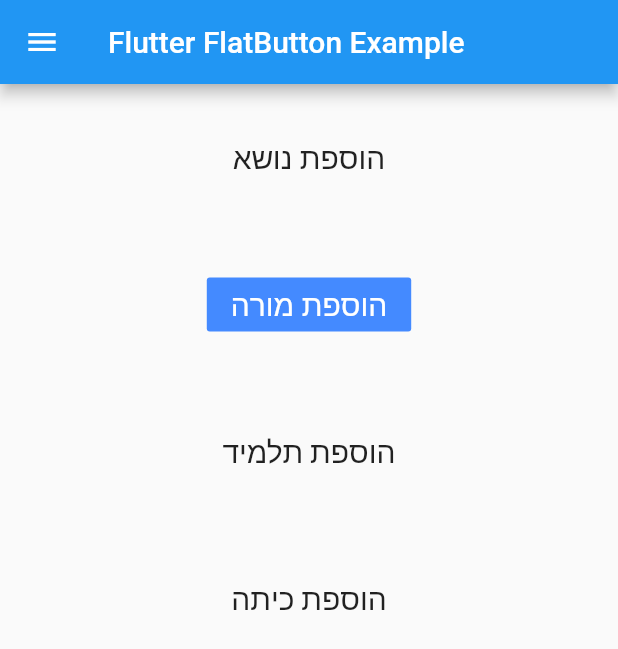
After one commit to salemgu1/HSTT-HighSchoolTimeTabling, a Flutter app: the AfterLogin screen opened directly, on a phone screen of 412 x 824 dp. The commit adds this screen. Shown: the top 649 px of the screen. Run offline on Flutter 3.47's test engine with Material 2 defaults, Android fonts, the phone set to English and light mode, and no system bars; our stand-ins replace parse_server_sdk_flutter; missing offline and left inert: connectivity_plus_web, package_info_plus_web, shared_preferences_web.

Commit message:
After login page for the admin
add After login page for the admin with buttons for add users, subjects...

```diff
--- /dev/null
+++ b/lib/AdminPages/AfterLogin.dart
@@ -0,0 +1,175 @@
+import 'package:flutter/material.dart';
+import 'package:timetabler/registration/Login.dart';
+import 'package:parse_server_sdk_flutter/parse_server_sdk.dart';
+
+class AfterLogin extends StatelessWidget {
+
+  ParseUser? currentUser;
+  @override
+  Widget build(BuildContext context) {
+    void doUserLogout() async {
+      var response = await currentUser!.logout();
+      if (response.success) {
+        print("ASDASDASDas");
+        Message.showSuccess(
+            context: context,
+            message: 'User was successfully logout!',
+            onPressed: () {
+              Navigator.pushAndRemoveUntil(
+                context,
+                MaterialPageRoute(builder: (context) => Login()),
+                    (Route<dynamic> route) => false,
+              );
+            });
+      } else {
+        Message.showError(context: context, message: response.error!.message);
+      }
+    }
+    return
+      Scaffold(
+          appBar: AppBar(
+            title: Text('Flutter FlatButton Example'),
+          ),
+          drawer: Drawer(
+            child: ListView(
+              // Important: Remove any padding from the ListView.
+              padding: EdgeInsets.zero,
+              children: [
+                const DrawerHeader(
+                  decoration: BoxDecoration(
+                    color: Colors.blue,
+                  ),
+                  child: Text('Drawer Header'),
+                ),
+                ListTile(
+                  leading: Icon(
+                    Icons.logout,
+                  ),
+                  title: const Text('יציאה'),
+                  onTap: () {
+                    doUserLogout();
+                    Navigator.of(context).push(MaterialPageRoute(builder:(context)=>Login()));
+                  },
+                ),
+                ListTile(
+                  leading: Icon(
+                    Icons.add,
+                  ),
+                  title: const Text('הוספת נושא'),
+                  onTap: () {
+                    Navigator.of(context).push(MaterialPageRoute(builder:(context)=>AfterLogin(),));
+                  },
+                ),
+              ],
+            ),
+          ),
+          body: Center(child: Column(children: <Widget>[
+            Container(
+              margin: EdgeInsets.all(25),
+              child: FlatButton(
+                child: Text('הוספת נושא', style: TextStyle(fontSize: 20.0),),
+                onPressed: () {               Navigator.push(
+                    context,
+                    MaterialPageRoute(builder:( context) {
+                      return AfterLogin();
+                    },
+                    ));},
+              ),
+            ),
+            Container(
+              margin: EdgeInsets.all(25),
+              child: FlatButton(
+                child: Text('הוספת מורה', style: TextStyle(fontSize: 20.0),),
+                color: Colors.blueAccent,
+                textColor: Colors.white,
+                onPressed: () {               Navigator.push(
+                    context,
+                    MaterialPageRoute(builder:( context) {
+                      return AfterLogin();
+                    },
+                    ));},
+              ),
+            ),
+            Container(
+              margin: EdgeInsets.all(25),
+              child: FlatButton(
+                child: Text('הוספת תלמיד', style: TextStyle(fontSize: 20.0),),
+                onPressed: () {               Navigator.push(
+                    context,
+                    MaterialPageRoute(builder:( context) {
+                      return AfterLogin();
+                    },
+                    ));},
+              ),
+            ),
+            Container(
+              margin: EdgeInsets.all(25),
+              child: FlatButton(
+                child: Text('הוספת כיתה', style: TextStyle(fontSize: 20.0),),
+                onPressed: () {               Navigator.push(
+                    context,
+                    MaterialPageRoute(builder:( context) {
+                      return AfterLogin();
+                    },
+                    ));},
+              ),
+            ),
+          ]
+          ))
+
+      );
+  }
+}
+class Message {
+  static void showSuccess(
+      {required BuildContext context,
+        required String message,
+        VoidCallback? onPressed}) {
+    showDialog(
+      context: context,
+      builder: (BuildContext context) {
+        return AlertDialog(
+          title: const Text("Success!"),
+          content: Text(message),
+          actions: <Widget>[
+            new ElevatedButton(
+              child: const Text("OK"),
+              onPressed: () {
+                Navigator.of(context).pop();
+                if (onPressed != null) {
+                  onPressed();
+                }
+              },
+            ),
+          ],
+        );
+      },
+    );
+  }
+
+  static void showError(
+      {required BuildContext context,
+        required String message,
+        VoidCallback? onPressed}) {
+    showDialog(
+      context: context,
+      builder: (BuildContext context) {
+        return AlertDialog(
+          title: const Text("Error!"),
+          content: Text(message),
+          actions: <Widget>[
+            new ElevatedButton(
+              child: const Text("OK"),
+              onPressed: () {
+                Navigator.of(context).pop();
+                if (onPressed != null) {
+                  onPressed();
+                }
+              },
+            ),
+          ],
+        );
+      },
+    );
+  }
+}
--- a/lib/registration/ResetPassword.dart
+++ b/lib/registration/ResetPassword.dart
@@ -1,6 +1,7 @@
 import 'package:flutter/material.dart';
 import 'package:parse_server_sdk_flutter/parse_server_sdk.dart';
 import 'package:timetabler/HomePage/HomePage.dart';
+
 
 
 class ResetPassword extends StatefulWidget {
```
Also changed, not shown: lib/registration/Login.dart (+3 -9 lines).
